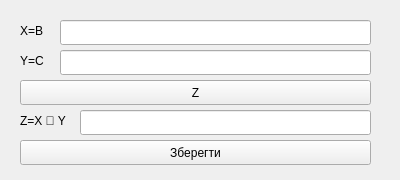
Old version of the form interface/w4.ui in the repository drewg3r/DM-1.
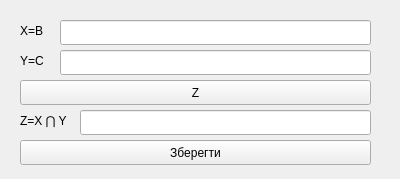
New version of the form.

Commit message: Window 4 finshed!

Patch:
```diff
--- a/interface/w4.ui
+++ b/interface/w4.ui
@@ -7,7 +7,7 @@
     <x>0</x>
     <y>0</y>
     <width>400</width>
-    <height>180</height>
+    <height>179</height>
    </rect>
   </property>
   <property name="windowTitle">
@@ -82,7 +82,7 @@
     </rect>
    </property>
    <property name="text">
-    <string>Z=X  Y</string>
+    <string>Z=X ⋂ Y</string>
    </property>
   </widget>
   <widget class="QLineEdit" name="lineEdit_7">
```
The commit also changes 5 other files.
